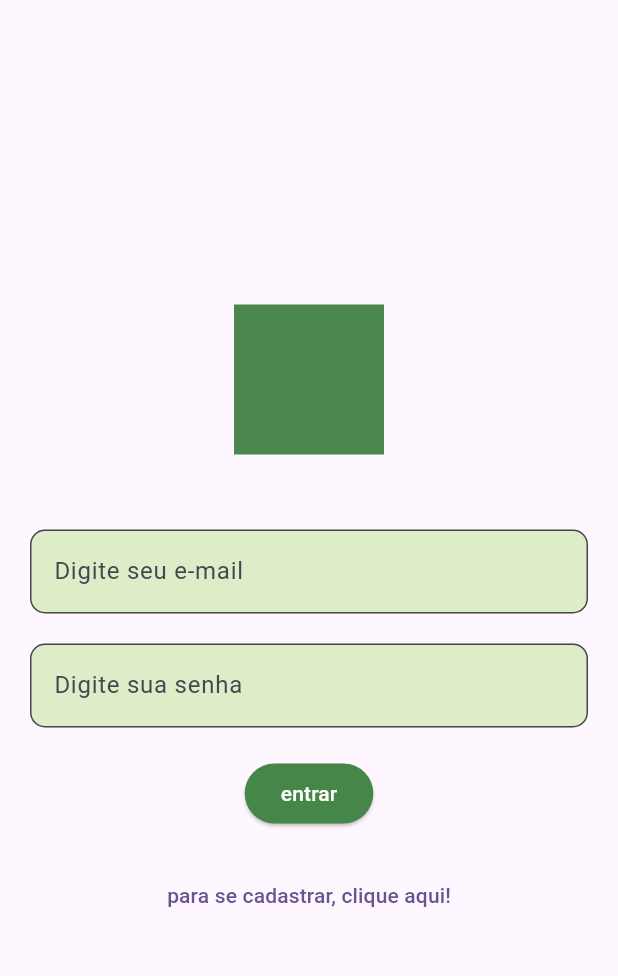
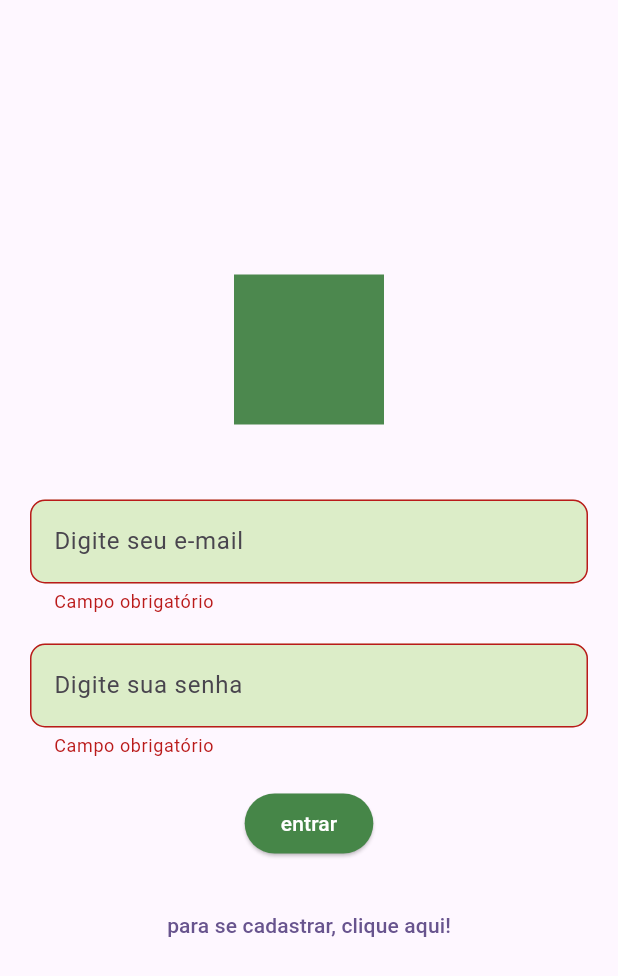
Before and after one commit to alanabclins/Bety-App-DSI, a Flutter app: the screen it shows after launch, after a tap on "entrar", on a phone screen of 412 x 824 dp. Shown: the top 976 px of the screen. Run offline on Flutter 3.47's test engine with Material 3 defaults, Android fonts, the phone set to English and light mode, and no system bars.

Commit message:
Campos obrigatórios

```diff
--- a/bety_app/lib/Screens/login.dart
+++ b/bety_app/lib/Screens/login.dart
@@ -6,14 +6,26 @@ void main() {
   ));
 }
 
-class LoginScreen extends StatelessWidget {
+class LoginScreen extends StatefulWidget {
   const LoginScreen({super.key});
+
+  @override
+  // ignore: library_private_types_in_public_api
+  _LoginScreenState createState() => _LoginScreenState();
+}
+
+class _LoginScreenState extends State<LoginScreen> {
+  final _formKey = GlobalKey<FormState>();
+  final _emailController = TextEditingController();
+  final _passwordController = TextEditingController();
 
   @override
   Widget build(BuildContext context) {
     return Scaffold(
       body: Padding(
         padding: const EdgeInsets.all(20.0),
+        child: Form(
+          key: _formKey,
           child: Column(
             mainAxisAlignment: MainAxisAlignment.center,
             children: <Widget>[
@@ -23,7 +35,8 @@ class LoginScreen extends StatelessWidget {
                 color: const Color.fromARGB(255, 76, 136, 78), // Substitua isso pelo seu logotipo
               ),
               const SizedBox(height: 50.0),
-            TextField(
+              TextFormField(
+                controller: _emailController,
                 decoration: InputDecoration(
                   filled: true,
                   fillColor: Colors.lightGreen[100],
@@ -32,9 +45,16 @@ class LoginScreen extends StatelessWidget {
                     borderRadius: BorderRadius.circular(10.0),
                   ),
                 ),
+                validator: (value) {
+                  if (value == null || value.isEmpty) {
+                    return 'Campo obrigatório';
+                  }
+                  return null;
+                },
               ),
               const SizedBox(height: 20.0),
-            TextField(
+              TextFormField(
+                controller: _passwordController,
                 obscureText: true,
                 decoration: InputDecoration(
                   filled: true,
@@ -44,6 +64,12 @@ class LoginScreen extends StatelessWidget {
                     borderRadius: BorderRadius.circular(10.0),
                   ),
                 ),
+                validator: (value) {
+                  if (value == null || value.isEmpty) {
+                    return 'Campo obrigatório';
+                  }
+                  return null;
+                },
               ),
               const SizedBox(height: 20.0),
               ElevatedButton(
@@ -51,7 +77,11 @@ class LoginScreen extends StatelessWidget {
                   backgroundColor: const Color.fromARGB(255, 70, 134, 72), // Cor do botão
                   foregroundColor: const Color.fromARGB(255, 255, 255, 255),
                 ),
-              onPressed: () {}, // Adicione a função de login aqui
+                onPressed: () {
+                  if (_formKey.currentState!.validate()) {
+                    // Adicione a função de login aqui
+                  }
+                },
                 child: const Text('entrar'),
               ),
               const SizedBox(height: 20.0),
@@ -63,6 +93,7 @@ class LoginScreen extends StatelessWidget {
             ],
           ),
         ),
+      ),
     );
   }
 }
```
Lines whose indentation alone changed are shown as unchanged.
